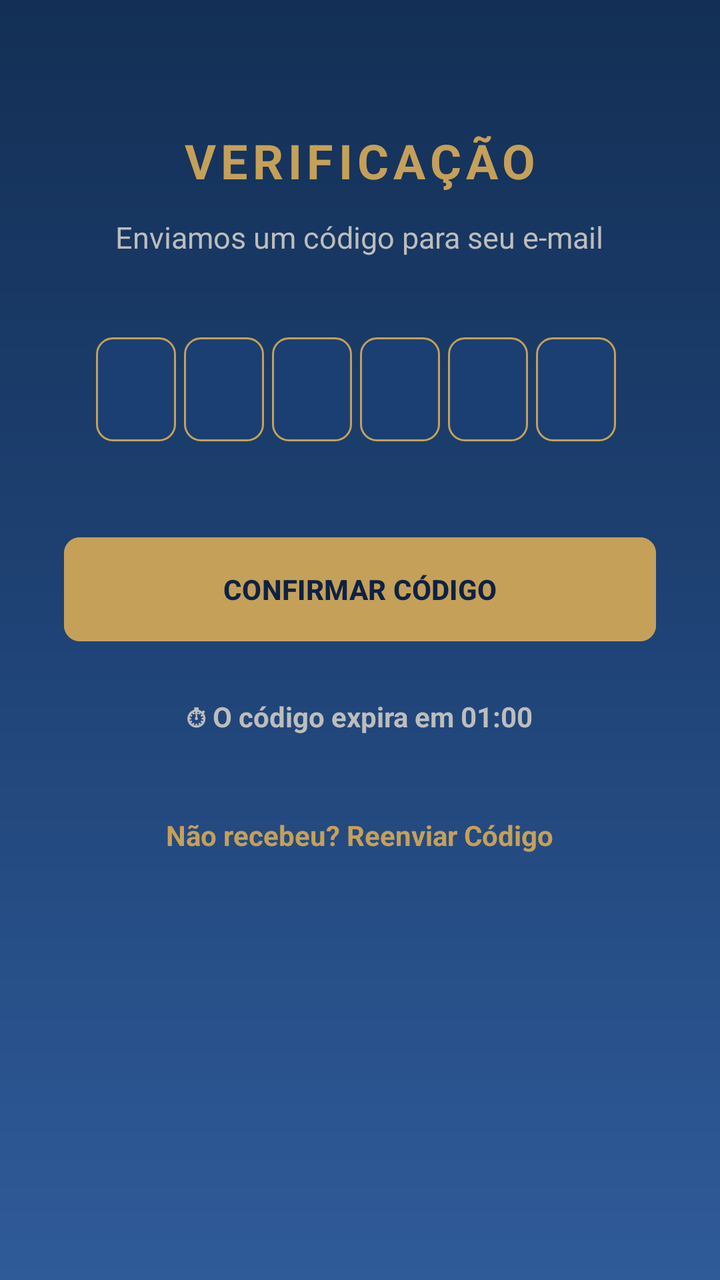
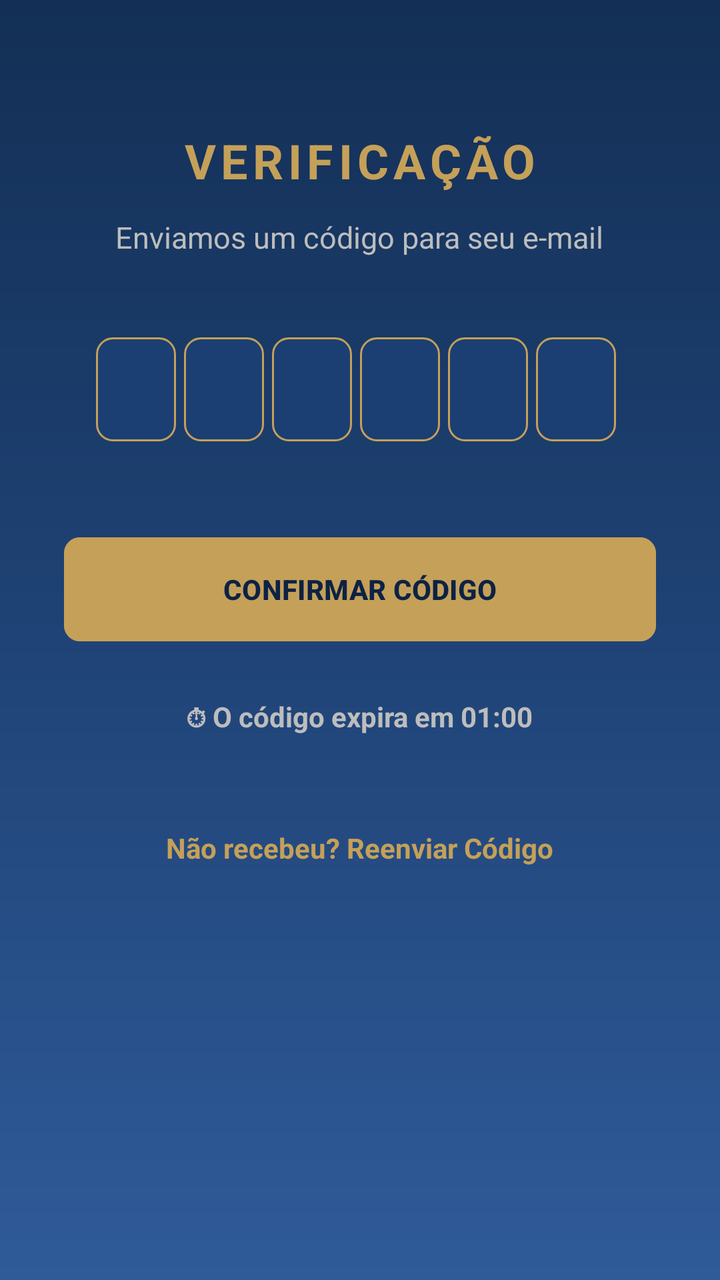

Two renders of the same Android screen: before a commit and after it. Below are the layout's source before the change and the commit's diff.
<!-- AndroidManifest.xml: application theme Theme.Agend -->
<!-- res/layout/activity_confirmar_codigo.xml -->
<?xml version="1.0" encoding="utf-8"?>
<LinearLayout xmlns:android="http://schemas.android.com/apk/res/android"
    xmlns:app="http://schemas.android.com/apk/res-auto"
    android:layout_width="match_parent"
    android:layout_height="match_parent"
    android:orientation="vertical"
    android:padding="32dp"
    android:background="@drawable/bg_yarooms_gradient"
    android:gravity="center_horizontal">

    <TextView
        android:layout_width="wrap_content"
        android:layout_height="wrap_content"
        android:text="VERIFICAÇÃO"
        android:textSize="24sp"
        android:letterSpacing="0.1"
        android:textStyle="bold"
        android:textColor="@color/yarooms_gold"
        android:layout_marginTop="32dp"
        android:layout_marginBottom="12dp" />

    <TextView
        android:id="@+id/textoEmailEnviado"
        android:layout_width="wrap_content"
        android:layout_height="wrap_content"
        android:text="Enviamos um código para seu e-mail"
        android:textAlignment="center"
        android:textSize="15sp"
        android:textColor="@color/gray_text"
        android:layout_marginBottom="40dp" />

    <LinearLayout
        android:id="@+id/layoutCamposCodigo"
        android:layout_width="match_parent"
        android:layout_height="wrap_content"
        android:orientation="horizontal"
        android:gravity="center"
        android:layout_marginBottom="12dp">

        <EditText
            android:id="@+id/editCodigo1"
            android:layout_width="40dp"
            android:layout_height="52dp"
            android:layout_marginEnd="4dp"
            android:gravity="center"
            android:inputType="number"
            android:maxLength="1"
            android:textColor="@color/white"
            android:textSize="22sp"
            android:textStyle="bold"
            android:background="@drawable/bg_codigo_box" />

        <EditText
            android:id="@+id/editCodigo2"
            android:layout_width="40dp"
            android:layout_height="52dp"
            android:layout_marginEnd="4dp"
            android:gravity="center"
            android:inputType="number"
            android:maxLength="1"
            android:textColor="@color/white"
            android:textSize="22sp"
            android:textStyle="bold"
            android:background="@drawable/bg_codigo_box" />

        <EditText
            android:id="@+id/editCodigo3"
            android:layout_width="40dp"
            android:layout_height="52dp"
            android:layout_marginEnd="4dp"
            android:gravity="center"
            android:inputType="number"
            android:maxLength="1"
            android:textColor="@color/white"
            android:textSize="22sp"
            android:textStyle="bold"
            android:background="@drawable/bg_codigo_box" />

        <EditText
            android:id="@+id/editCodigo4"
            android:layout_width="40dp"
            android:layout_height="52dp"
            android:layout_marginEnd="4dp"
            android:gravity="center"
            android:inputType="number"
            android:maxLength="1"
            android:textColor="@color/white"
            android:textSize="22sp"
            android:textStyle="bold"
            android:background="@drawable/bg_codigo_box" />

        <EditText
            android:id="@+id/editCodigo5"
            android:layout_width="40dp"
            android:layout_height="52dp"
            android:layout_marginEnd="4dp"
            android:gravity="center"
            android:inputType="number"
            android:maxLength="1"
            android:textColor="@color/white"
            android:textSize="22sp"
            android:textStyle="bold"
            android:background="@drawable/bg_codigo_box" />

        <EditText
            android:id="@+id/editCodigo6"
            android:layout_width="40dp"
            android:layout_height="52dp"
            android:layout_marginEnd="4dp"
            android:gravity="center"
            android:inputType="number"
            android:maxLength="1"
            android:textColor="@color/white"
            android:textSize="22sp"
            android:textStyle="bold"
            android:background="@drawable/bg_codigo_box" />

    </LinearLayout>

    <TextView
        android:id="@+id/textoErroCodigo"
        android:layout_width="wrap_content"
        android:layout_height="wrap_content"
        android:text="⚠️ Código inválido"
        android:textColor="#FF5252"
        android:visibility="gone"
        android:layout_marginTop="12dp"
        android:textStyle="bold" />

    <com.google.android.material.button.MaterialButton
        android:id="@+id/botaoConfirmarCodigo"
        android:layout_width="match_parent"
        android:layout_height="60dp"
        android:text="CONFIRMAR CÓDIGO"
        android:textColor="@color/yarooms_blue_dark"
        android:textStyle="bold"
        app:cornerRadius="8dp"
        android:backgroundTint="@color/yarooms_gold"
        android:layout_marginTop="32dp" />

    <TextView
        android:id="@+id/textoExpiracaoCodigo"
        android:layout_width="wrap_content"
        android:layout_height="wrap_content"
        android:text="⏱ O código expira em 01:00"
        android:textColor="@color/gray_text"
        android:layout_marginTop="24dp"
        android:textSize="14sp"
        android:textStyle="bold" />

    <TextView
        android:id="@+id/botaoReenviarCodigo"
        android:layout_width="wrap_content"
        android:layout_height="wrap_content"
        android:text="Não recebeu? Reenviar Código"
        android:textColor="@color/yarooms_gold"
        android:textStyle="bold"
        android:layout_marginTop="32dp"
        android:padding="8dp" />

</LinearLayout>
<!-- resources referenced by this layout -->
<resources>
  <color name="gray_text">#BDBDBD</color>
  <color name="white">#FFFFFF</color>
  <color name="yarooms_blue_dark">#0D2244</color>
  <color name="yarooms_gold">#C5A059</color>
  <!-- drawable bg_codigo_box (drawable) -->
  <?xml version="1.0" encoding="utf-8"?>
  <shape xmlns:android="http://schemas.android.com/apk/res/android">
      <solid android:color="#1B3F73" />
      <stroke
          android:width="1dp"
          android:color="#C5A059" />
      <corners android:radius="8dp" />
  </shape>
  <!-- drawable bg_yarooms_gradient (drawable) -->
  <?xml version="1.0" encoding="utf-8"?>
  <shape xmlns:android="http://schemas.android.com/apk/res/android">
  
      
      <gradient
          android:angle="270"
          android:startColor="#132F55"
          android:centerColor="#1F4376"
          android:endColor="#2F5B99"
          android:type="linear" />
  
  </shape>
  <style name="Theme.Agend" parent="Base.Theme.Agend" />
  <style name="Base.Theme.Agend" parent="Theme.Material3.DayNight.NoActionBar">
          <item name="android:forceDarkAllowed" tools:targetApi="q">false</item>
          
          <item name="colorError">@color/yarooms_error</item>
      </style>
  <color name="yarooms_error">#FF5252</color>
</resources>

<!-- the commit's change to res/layout/activity_confirmar_codigo.xml (unified diff, before → after) -->
@@ -9,6 +9,7 @@
     android:gravity="center_horizontal">
 
     <TextView
+        android:id="@+id/textoTituloCodigo"
         android:layout_width="wrap_content"
         android:layout_height="wrap_content"
         android:text="VERIFICAÇÃO"
@@ -122,7 +123,7 @@
         android:layout_width="wrap_content"
         android:layout_height="wrap_content"
         android:text="⚠️ Código inválido"
-        android:textColor="#FF5252"
+        android:textColor="@color/yarooms_error_light"
         android:visibility="gone"
         android:layout_marginTop="12dp"
         android:textStyle="bold" />
@@ -155,6 +156,8 @@
         android:text="Não recebeu? Reenviar Código"
         android:textColor="@color/yarooms_gold"
         android:textStyle="bold"
+        android:minHeight="48dp"
+        android:gravity="center_vertical"
         android:layout_marginTop="32dp"
         android:padding="8dp" />
 
<!-- resource entries referenced after the edit -->
@@ -3,6 +3,7 @@
   <color name="gray_text">#BDBDBD</color>
   <color name="white">#FFFFFF</color>
   <color name="yarooms_blue_dark">#0D2244</color>
+  <color name="yarooms_error_light">#FF8080</color>
   <color name="yarooms_gold">#C5A059</color>
   <!-- drawable bg_codigo_box (drawable) -->
   <?xml version="1.0" encoding="utf-8"?>
